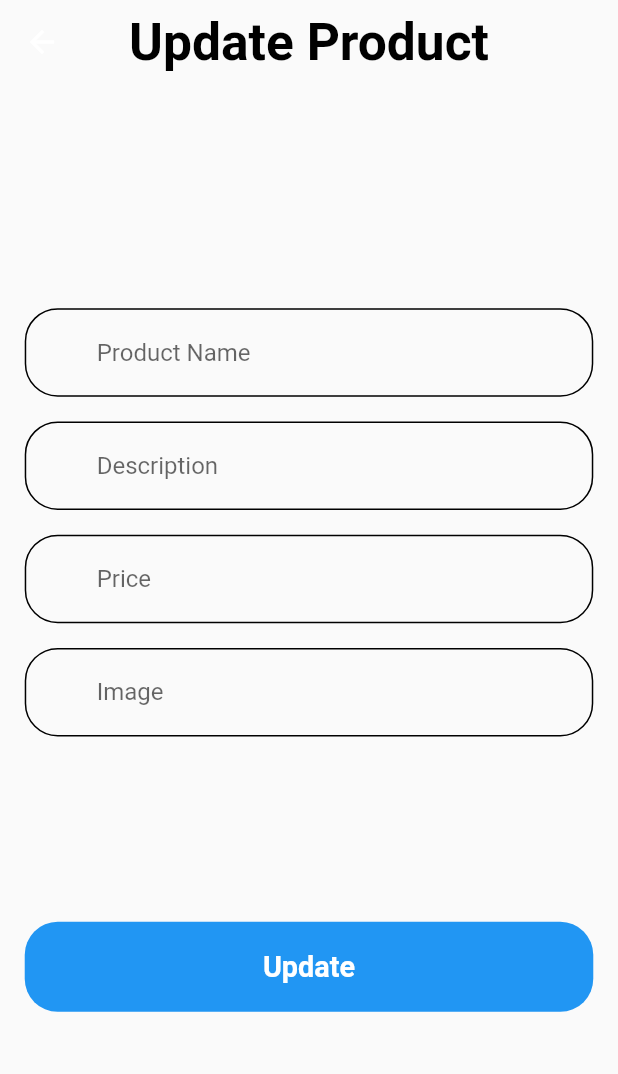
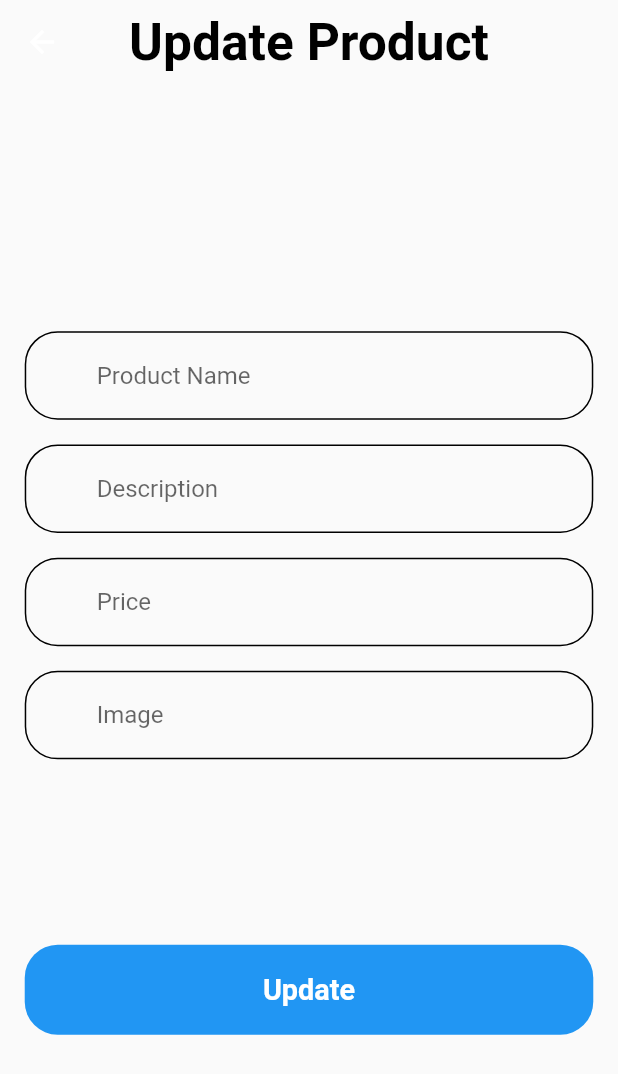
Before and after one commit to YosophAhmed/storeApp, a Flutter app: the UpdateProductPage screen opened by its route, on a phone screen of 412 x 824 dp. Shown: the top 1074 px of the screen. Run offline on Flutter 3.47's test engine with Material 2 defaults, Android fonts, the phone set to English and light mode, and no system bars; our stand-ins replace sizer; network calls fail.

```diff
--- a/lib/pages/update_product_page.dart
+++ b/lib/pages/update_product_page.dart
@@ -6,7 +6,12 @@ import 'package:store/widgets/custom_text_form_field.dart';
 class UpdateProductPage extends StatelessWidget {
   static const String routeName = 'UpdateProductPage';
 
-  const UpdateProductPage({Key? key}) : super(key: key);
+  String name = '';
+  String description = '';
+  String image = '';
+  int price = 0;
+
+  UpdateProductPage({Key? key}) : super(key: key);
 
   @override
   Widget build(BuildContext context) {
@@ -28,29 +33,45 @@ class UpdateProductPage extends StatelessWidget {
         padding: EdgeInsets.symmetric(
           horizontal: 4.w,
         ),
+        child: SingleChildScrollView(
           child: Column(
-          mainAxisAlignment: MainAxisAlignment.center,
             children: [
-            const CustomTextFormField(
+              SizedBox(
+                height: 20.h,
+              ),
+              CustomTextField(
                 hintText: 'Product Name',
+                onChanged: (data) {
+                  name = data;
+                },
               ),
               SizedBox(
                 height: 2.h,
               ),
-            const CustomTextFormField(
+               CustomTextField(
                 hintText: 'Description',
+                onChanged: (data) {
+                  description = data;
+                },
               ),
               SizedBox(
                 height: 2.h,
               ),
-            const CustomTextFormField(
+              CustomTextField(
                 hintText: 'Price',
+                onChanged: (data) {
+                  price = int.parse(data);
+                },
+                keyboardType: TextInputType.number,
               ),
               SizedBox(
                 height: 2.h,
               ),
-            const CustomTextFormField(
+              CustomTextField(
                 hintText: 'Image',
+                onChanged: (data) {
+                  image = data;
+                },
               ),
               SizedBox(
                 height: 15.h,
@@ -64,6 +85,7 @@ class UpdateProductPage extends StatelessWidget {
             ],
           ),
         ),
+      ),
     );
   }
 }
--- a/lib/store_app.dart
+++ b/lib/store_app.dart
@@ -14,7 +14,7 @@ class StoreApp extends StatelessWidget {
           debugShowCheckedModeBanner: false,
           routes: {
             HomePage.routeName: (context) => const HomePage(),
-            UpdateProductPage.routeName: (context) => const UpdateProductPage()
+            UpdateProductPage.routeName: (context) => UpdateProductPage(),
           },
           initialRoute: HomePage.routeName,
         );
--- a/lib/widgets/custom_text_form_field.dart
+++ b/lib/widgets/custom_text_form_field.dart
@@ -2,7 +2,7 @@ import 'package:flutter/material.dart';
 import 'package:sizer/sizer.dart';
 
 
-class CustomTextFormField extends StatelessWidget {
+class CustomTextField extends StatelessWidget {
 
   final String? hintText;
   final IconData? suffix;
@@ -14,7 +14,7 @@ class CustomTextFormField extends StatelessWidget {
   final Function(String)? onSubmitted;
   final void Function()? suffixFunction;
 
-  const CustomTextFormField({
+  const CustomTextField({
     Key? key,
     this.hintText,
     this.obscure = false,
@@ -35,12 +35,6 @@ class CustomTextFormField extends StatelessWidget {
       obscureText: obscure!,
       onChanged: onChanged,
       onFieldSubmitted: onSubmitted,
-      validator: (data) {
-        if(data!.isEmpty){
-          return 'field is required!';
-        }
-        return null;
-      },
       decoration: InputDecoration(
         hintText: hintText,
         border: OutlineInputBorder(
```
Lines whose indentation alone changed are shown as unchanged.
